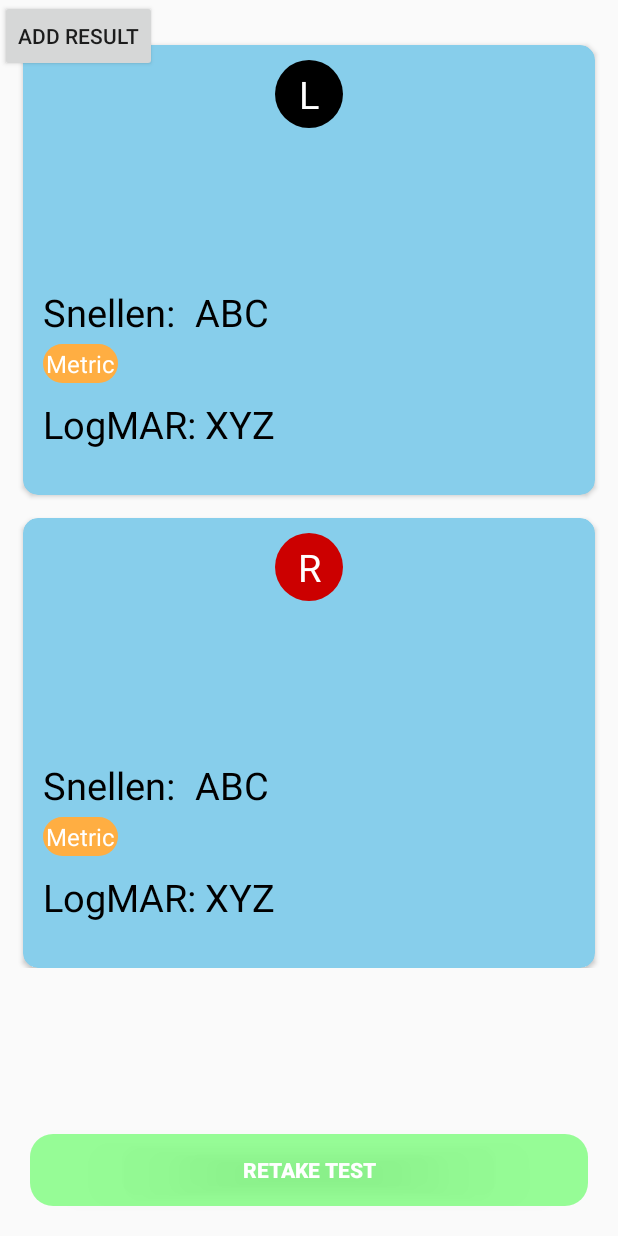
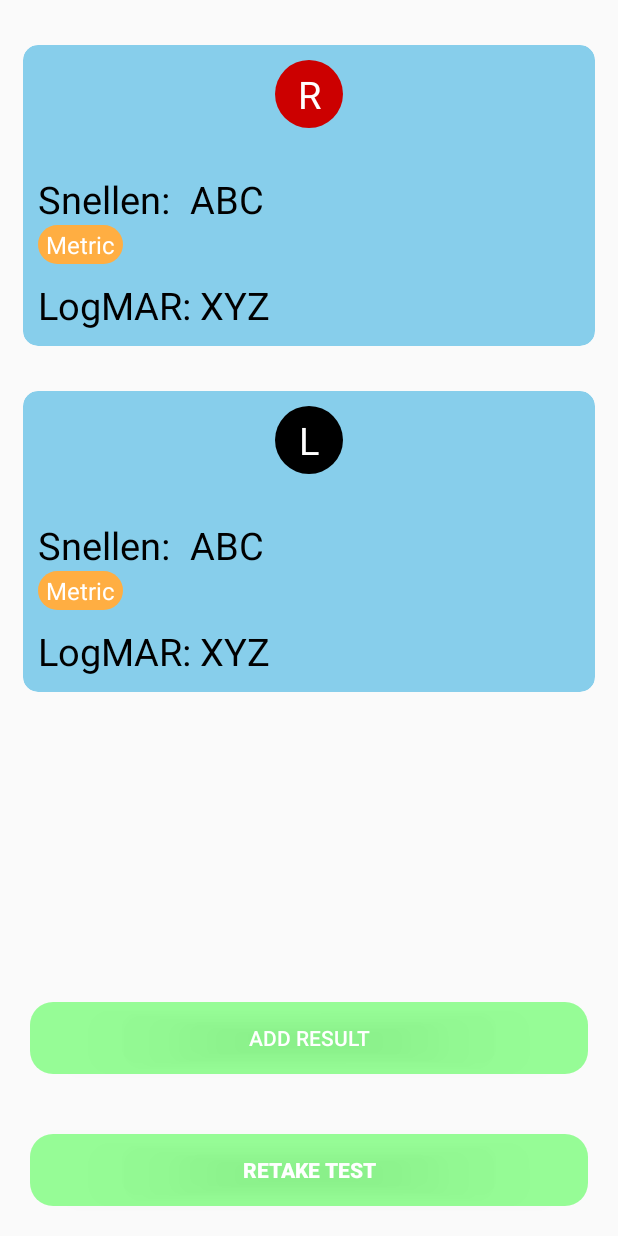
Before and after one commit to Varsha-Kini/VisualAcuity, an Android app: the layout activity_result.xml on its own in the app's theme, with its tools: preview values and no code run, on a phone screen of 412 x 824 dp. Run offline under Robolectric (Android 15) with nearby library versions, the phone set to English and light mode, and no system bars.

Commit message:
Result UI changes

```diff
--- a/app/src/main/res/layout/activity_result.xml
+++ b/app/src/main/res/layout/activity_result.xml
@@ -4,17 +4,15 @@
     xmlns:tools="http://schemas.android.com/tools"
     android:layout_width="match_parent"
     android:layout_height="match_parent"
+    android:orientation="vertical"
     tools:context=".ResultActivity">
-
     <LinearLayout
-        android:id="@+id/linearlayout"
         android:layout_width="match_parent"
         android:layout_height="wrap_content"
         android:orientation="vertical">
-
     <androidx.cardview.widget.CardView
         android:layout_width="match_parent"
-            android:layout_height="300dp"
+        android:layout_height="wrap_content"
         android:layout_marginLeft="15dp"
         android:layout_marginTop="30dp"
         android:layout_marginRight="15dp"
@@ -23,7 +21,95 @@
 
         <RelativeLayout
             android:layout_width="match_parent"
-                android:layout_height="match_parent">
+            android:layout_height="wrap_content">
+
+            <TextView
+                android:id="@+id/symbolright"
+                android:layout_width="wrap_content"
+                android:layout_height="wrap_content"
+                android:layout_centerHorizontal="true"
+                android:layout_marginTop="10dp"
+                android:background="@drawable/rounded_textview_red"
+                android:gravity="center"
+                android:text="R"
+                android:textColor="@color/white"
+                android:textSize="25dp" />
+
+            <TextView
+                android:id="@+id/snellenright"
+                android:layout_width="wrap_content"
+                android:layout_height="wrap_content"
+                android:layout_below="@+id/symbolright"
+                android:layout_marginTop="30dp"
+                android:layout_marginLeft="10dp"
+                android:text="Snellen:"
+                android:textColor="@color/black"
+                android:textSize="25dp" />
+
+            <TextView
+                android:id="@+id/snellenrightunit"
+                android:layout_width="wrap_content"
+                android:layout_height="wrap_content"
+                android:layout_marginLeft="10dp"
+                android:layout_marginBottom="10dp"
+                android:layout_below="@id/snellenright"
+                android:background="@drawable/rounded_rectangle"
+                android:paddingTop="2dp"
+                android:paddingBottom="2dp"
+                android:paddingLeft="5dp"
+                android:paddingRight="5dp"
+                android:text="Metric"
+                android:textColor="@color/white"
+                android:textSize="16dp" />
+
+            <TextView
+                android:id="@+id/snellenrightvalue"
+                android:layout_width="wrap_content"
+                android:layout_height="wrap_content"
+                android:layout_below="@id/symbolright"
+                android:layout_marginLeft="13dp"
+                android:layout_marginTop="30dp"
+                android:layout_marginBottom="40dp"
+                android:layout_toRightOf="@id/snellenright"
+                android:text="ABC"
+                android:textColor="@color/black"
+                android:textSize="25dp" />
+
+            <TextView
+                android:id="@+id/logmarright"
+                android:layout_width="wrap_content"
+                android:layout_height="wrap_content"
+                android:layout_below="@+id/snellenrightunit"
+                android:layout_marginLeft="10dp"
+                android:layout_marginBottom="10dp"
+                android:text="LogMAR:"
+                android:textColor="@color/black"
+                android:textSize="25dp" />
+
+            <TextView
+                android:id="@+id/logmarrightvalue"
+                android:layout_width="wrap_content"
+                android:layout_height="wrap_content"
+                android:layout_below="@id/snellenrightunit"
+                android:layout_marginLeft="5dp"
+                android:layout_toRightOf="@id/logmarright"
+                android:text="XYZ"
+                android:textColor="@color/black"
+                android:textSize="25dp" />
+        </RelativeLayout>
+    </androidx.cardview.widget.CardView>
+    <androidx.cardview.widget.CardView
+        android:layout_width="match_parent"
+        android:layout_height="wrap_content"
+        android:layout_marginLeft="15dp"
+        android:layout_marginTop="30dp"
+        android:layout_marginRight="15dp"
+        app:cardBackgroundColor="@color/skyblue"
+        app:cardCornerRadius="10dp">
+
+        <RelativeLayout
+            android:layout_width="match_parent"
+            android:layout_height="wrap_content">
 
             <TextView
                 android:id="@+id/symbolleft"
@@ -41,9 +127,9 @@
                 android:id="@+id/snellenleft"
                 android:layout_width="wrap_content"
                 android:layout_height="wrap_content"
-                    android:layout_above="@id/logmarleft"
-                    android:layout_marginLeft="13dp"
-                    android:layout_marginBottom="40dp"
+                android:layout_below="@+id/symbolleft"
+                android:layout_marginTop="30dp"
+                android:layout_marginLeft="10dp"
                 android:text="Snellen:"
                 android:textColor="@color/black"
                 android:textSize="25dp" />
@@ -52,11 +138,14 @@
                 android:id="@+id/snellenleftunit"
                 android:layout_width="wrap_content"
                 android:layout_height="wrap_content"
-                    android:layout_above="@id/logmarleft"
-                    android:layout_marginLeft="13dp"
+                android:layout_marginLeft="10dp"
                 android:layout_marginBottom="10dp"
+                android:layout_below="@id/snellenleft"
                 android:background="@drawable/rounded_rectangle"
-                    android:padding="2dp"
+                android:paddingTop="2dp"
+                android:paddingBottom="2dp"
+                android:paddingLeft="5dp"
+                android:paddingRight="5dp"
                 android:text="Metric"
                 android:textColor="@color/white"
                 android:textSize="16dp" />
@@ -65,8 +154,9 @@
                 android:id="@+id/snellenleftvalue"
                 android:layout_width="wrap_content"
                 android:layout_height="wrap_content"
-                    android:layout_above="@id/logmarleftvalue"
+                android:layout_below="@id/symbolleft"
                 android:layout_marginLeft="13dp"
+                android:layout_marginTop="30dp"
                 android:layout_marginBottom="40dp"
                 android:layout_toRightOf="@id/snellenleft"
                 android:text="ABC"
@@ -77,9 +167,9 @@
                 android:id="@+id/logmarleft"
                 android:layout_width="wrap_content"
                 android:layout_height="wrap_content"
-                    android:layout_alignParentBottom="true"
-                    android:layout_marginLeft="13dp"
-                    android:layout_marginBottom="30dp"
+                android:layout_below="@+id/snellenleftunit"
+                android:layout_marginLeft="10dp"
+                android:layout_marginBottom="10dp"
                 android:text="LogMAR:"
                 android:textColor="@color/black"
                 android:textSize="25dp" />
@@ -88,118 +178,34 @@
                 android:id="@+id/logmarleftvalue"
                 android:layout_width="wrap_content"
                 android:layout_height="wrap_content"
-                    android:layout_alignParentBottom="true"
+                android:layout_below="@id/snellenleftunit"
                 android:layout_marginLeft="5dp"
-                    android:layout_marginBottom="30dp"
                 android:layout_toRightOf="@id/logmarleft"
                 android:text="XYZ"
                 android:textColor="@color/black"
                 android:textSize="25dp" />
         </RelativeLayout>
     </androidx.cardview.widget.CardView>
-
-        <androidx.cardview.widget.CardView
-            android:layout_width="match_parent"
-            android:layout_height="300dp"
-            android:layout_marginLeft="15dp"
-            android:layout_marginTop="15dp"
-            android:layout_marginRight="15dp"
-            app:cardBackgroundColor="@color/skyblue"
-            app:cardCornerRadius="10dp">
-
-            <RelativeLayout
-                android:layout_width="match_parent"
-                android:layout_height="match_parent">
-
-                <TextView
-                    android:id="@+id/symbolright"
-                    android:layout_width="wrap_content"
-                    android:layout_height="wrap_content"
-                    android:layout_centerHorizontal="true"
-                    android:layout_marginTop="10dp"
-                    android:background="@drawable/rounded_textview_red"
-                    android:gravity="center"
-                    android:text="R"
-                    android:textColor="@color/white"
-                    android:textSize="25dp" />
-
-                <TextView
-                    android:id="@+id/snellenright"
-                    android:layout_width="wrap_content"
-                    android:layout_height="wrap_content"
-                    android:layout_above="@id/logmarright"
-                    android:layout_marginLeft="13dp"
-                    android:layout_marginBottom="40dp"
-                    android:text="Snellen:"
-                    android:textColor="@color/black"
-                    android:textSize="25dp" />
-
-                <TextView
-                    android:id="@+id/snellenrightunit"
-                    android:layout_width="wrap_content"
-                    android:layout_height="wrap_content"
-                    android:layout_above="@id/logmarright"
-                    android:layout_marginLeft="13dp"
-                    android:layout_marginBottom="10dp"
-                    android:background="@drawable/rounded_rectangle"
-                    android:padding="2dp"
-                    android:text="Metric"
-                    android:textColor="@color/white"
-                    android:textSize="16dp" />
-
-                <TextView
-                    android:id="@+id/snellenrightvalue"
-                    android:layout_width="wrap_content"
-                    android:layout_height="wrap_content"
-                    android:layout_above="@id/logmarrightvalue"
-                    android:layout_marginLeft="13dp"
-                    android:layout_marginBottom="40dp"
-                    android:layout_toRightOf="@id/snellenright"
-                    android:text="ABC"
-                    android:textColor="@color/black"
-                    android:textSize="25dp" />
-
-                <TextView
-                    android:id="@+id/logmarright"
-                    android:layout_width="wrap_content"
-                    android:layout_height="wrap_content"
-                    android:layout_alignParentBottom="true"
-                    android:layout_marginLeft="13dp"
-                    android:layout_marginBottom="30dp"
-                    android:text="LogMAR:"
-                    android:textColor="@color/black"
-                    android:textSize="25dp" />
-
-                <TextView
-                    android:id="@+id/logmarrightvalue"
-                    android:layout_width="wrap_content"
-                    android:layout_height="wrap_content"
-                    android:layout_alignParentBottom="true"
-                    android:layout_marginLeft="5dp"
-                    android:layout_marginBottom="30dp"
-                    android:layout_toRightOf="@id/logmarright"
-                    android:text="XYZ"
-                    android:textColor="@color/black"
-                    android:textSize="25dp" />
-            </RelativeLayout>
-        </androidx.cardview.widget.CardView>
     </LinearLayout>
-
     <Button
         android:id="@+id/retake"
         android:layout_width="match_parent"
         android:layout_height="wrap_content"
         android:layout_alignParentBottom="true"
         android:layout_margin="20dp"
+        android:layout_marginTop="104dp"
         android:background="@drawable/button_retake"
+        android:text="Retake test"
         android:textColor="@color/white"
-        android:textStyle="bold"
-        android:layout_marginTop="104dp"
-        android:text="Retake test"/>
+        android:textStyle="bold" />
 
     <Button
         android:id="@+id/save"
-        android:layout_width="wrap_content"
+        android:layout_width="match_parent"
         android:layout_height="wrap_content"
+        android:layout_margin="20dp"
+        android:textColor="@color/white"
+        android:layout_above="@id/retake"
+        android:background="@drawable/button_retake"
         android:text="ADD RESULT" />
 </RelativeLayout>
```
Lines whose indentation alone changed are shown as unchanged.
